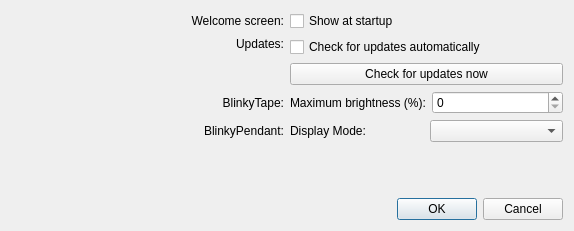
Before: the Qt Designer form src/app/gui/preferences.ui in Blinkinlabs/PatternPaint, drawn with Qt 5.
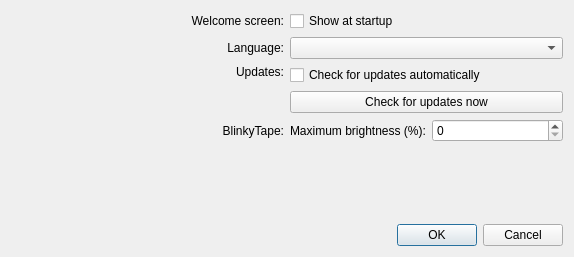
After: the same form once the commit is applied.

```diff
--- a/src/app/gui/preferences.ui
+++ b/src/app/gui/preferences.ui
@@ -10,7 +10,7 @@
     <x>0</x>
     <y>0</y>
     <width>574</width>
-    <height>231</height>
+    <height>257</height>
    </rect>
   </property>
   <property name="windowTitle">
@@ -20,26 +20,30 @@
    <item>
     <layout class="QGridLayout" name="gridLayout">
      <item row="2" column="0">
-      <widget class="QLabel" name="label_4">
+      <widget class="QLabel" name="label_3">
        <property name="text">
-        <string>BlinkyTape:</string>
+        <string>Updates:</string>
        </property>
        <property name="alignment">
-        <set>Qt::AlignRight|Qt::AlignTrailing|Qt::AlignVCenter</set>
+        <set>Qt::AlignRight|Qt::AlignTop|Qt::AlignTrailing</set>
        </property>
       </widget>
      </item>
-     <item row="0" column="0">
-      <widget class="QLabel" name="label">
-       <property name="text">
-        <string>Welcome screen:</string>
-       </property>
-       <property name="alignment">
-        <set>Qt::AlignRight|Qt::AlignTrailing|Qt::AlignVCenter</set>
-       </property>
-      </widget>
+     <item row="3" column="1">
+      <layout class="QHBoxLayout" name="horizontalLayout_3">
+       <item>
+        <widget class="QLabel" name="label_5">
+         <property name="text">
+          <string>Maximum brightness (%):</string>
+         </property>
+        </widget>
+       </item>
+       <item>
+        <widget class="QSpinBox" name="blinkyTapeMaxBrightness"/>
+       </item>
+      </layout>
      </item>
-     <item row="1" column="1">
+     <item row="2" column="1">
       <layout class="QVBoxLayout" name="verticalLayout_2">
        <item>
         <widget class="QCheckBox" name="automaticUpdateCheck">
@@ -64,54 +68,43 @@
        </property>
       </widget>
      </item>
-     <item row="1" column="0">
-      <widget class="QLabel" name="label_3">
+     <item row="0" column="0">
+      <widget class="QLabel" name="label">
        <property name="text">
-        <string>Updates:</string>
+        <string>Welcome screen:</string>
        </property>
        <property name="alignment">
-        <set>Qt::AlignRight|Qt::AlignTop|Qt::AlignTrailing</set>
+        <set>Qt::AlignRight|Qt::AlignTrailing|Qt::AlignVCenter</set>
        </property>
       </widget>
      </item>
-     <item row="2" column="1">
-      <layout class="QHBoxLayout" name="horizontalLayout_3">
-       <item>
-        <widget class="QLabel" name="label_5">
-         <property name="text">
-          <string>Maximum brightness (%):</string>
-         </property>
-        </widget>
-       </item>
-       <item>
-        <widget class="QSpinBox" name="blinkyTapeMaxBrightness"/>
-       </item>
-      </layout>
-     </item>
      <item row="3" column="0">
+      <widget class="QLabel" name="label_4">
+       <property name="text">
+        <string>BlinkyTape:</string>
+       </property>
+       <property name="alignment">
+        <set>Qt::AlignRight|Qt::AlignTrailing|Qt::AlignVCenter</set>
+       </property>
+      </widget>
+     </item>
+     <item row="1" column="1">
+      <layout class="QVBoxLayout" name="verticalLayout_4">
+       <item>
+        <widget class="QComboBox" name="setLanguage"/>
+       </item>
+      </layout>
+     </item>
+     <item row="1" column="0">
       <widget class="QLabel" name="label_2">
        <property name="text">
-        <string>BlinkyPendant:</string>
+        <string>Language:</string>
        </property>
        <property name="alignment">
         <set>Qt::AlignRight|Qt::AlignTrailing|Qt::AlignVCenter</set>
        </property>
       </widget>
      </item>
-     <item row="3" column="1">
-      <layout class="QHBoxLayout" name="horizontalLayout">
-       <item>
-        <widget class="QLabel" name="label_6">
-         <property name="text">
-          <string>Display Mode:</string>
-         </property>
-        </widget>
-       </item>
-       <item>
-        <widget class="QComboBox" name="blinkyPendantDisplayMode"/>
-       </item>
-      </layout>
-     </item>
     </layout>
    </item>
    <item>
```
